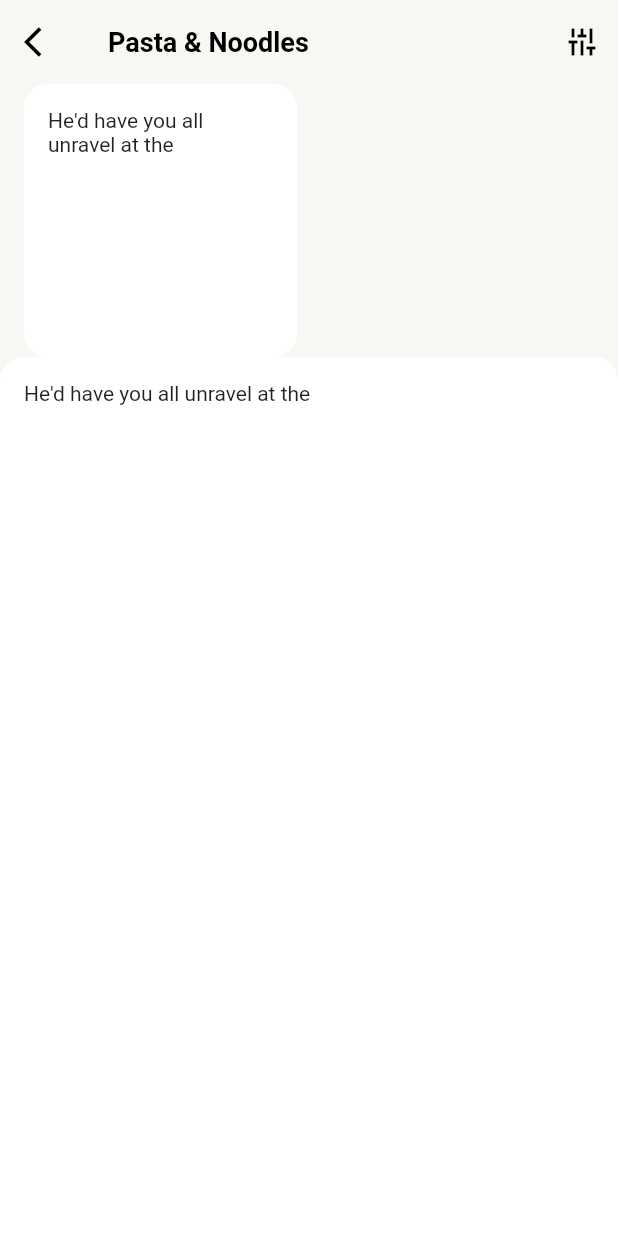
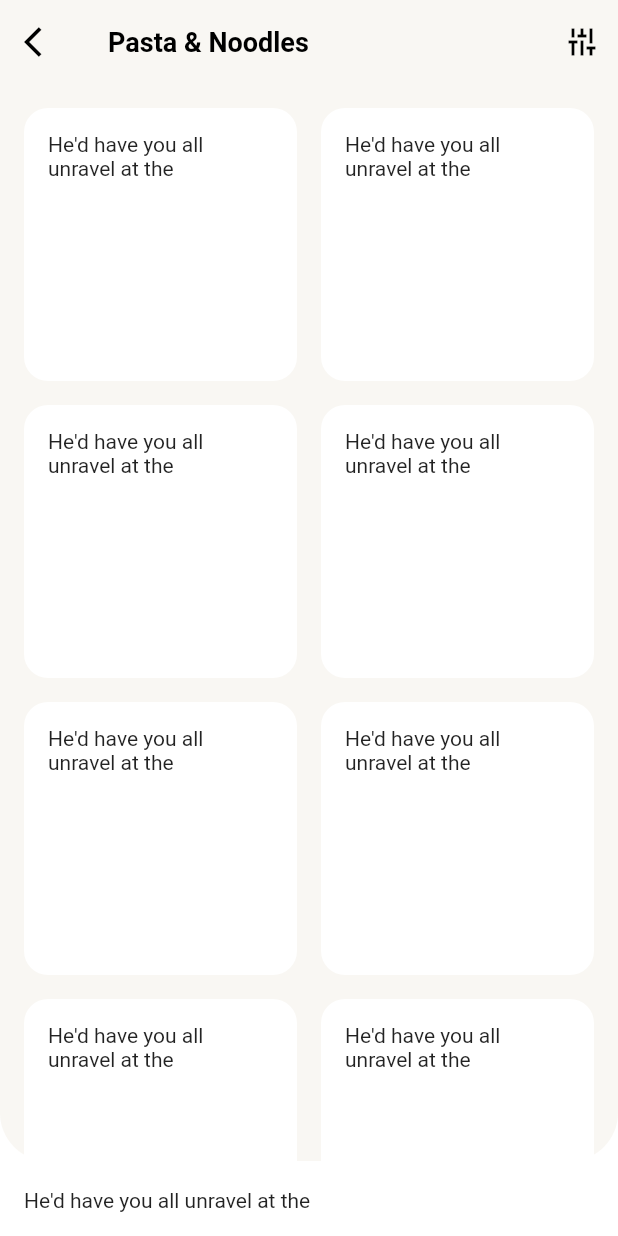
Before and after one commit to kn4rfy/flutter_design_challenge, a Flutter app: the screen it shows after launch, on a phone screen of 412 x 824 dp. Run offline on Flutter 3.47's test engine with Material 2 defaults, Android fonts, the phone set to English and light mode, and no system bars.

```diff
--- a/lib/challenges/cart/cart.dart
+++ b/lib/challenges/cart/cart.dart
@@ -1,5 +1,4 @@
 import 'package:flutter/material.dart';
-import 'package:shimmer/shimmer.dart';
 
 class CartPage extends StatefulWidget {
   CartPage({Key key, this.title}) : super(key: key);
@@ -14,10 +13,15 @@ class CartPageState extends State<CartPage> {
   @override
   Widget build(BuildContext context) {
     return Scaffold(
-      backgroundColor: Color.fromRGBO(249, 247, 243, 1),
+      backgroundColor: Colors.white70,
       body: SafeArea(
+        child: Stack(
+          children: <Widget>[
+            Positioned.fill(
+              child: Padding(
+                padding: EdgeInsets.only(bottom: 50),
+                child: Container(
                   child: CustomScrollView(
-          primary: false,
                     slivers: <Widget>[
                       SliverAppBar(
                         elevation: 0,
@@ -52,9 +56,10 @@ class CartPageState extends State<CartPage> {
                         ],
                       ),
                       SliverPadding(
-                padding: const EdgeInsets.symmetric(horizontal: 16),
+                          padding: const EdgeInsets.all(16),
                           sliver: SliverGrid(
-                  gridDelegate: SliverGridDelegateWithFixedCrossAxisCount(
+                            gridDelegate:
+                                SliverGridDelegateWithFixedCrossAxisCount(
                               crossAxisCount: 2,
                               mainAxisSpacing: 16,
                               crossAxisSpacing: 16,
@@ -68,7 +73,8 @@ class CartPageState extends State<CartPage> {
 //												highlightColor: Colors.black45,
                                   child: Padding(
                                     padding: const EdgeInsets.all(16),
-                          child: Text('He\'d have you all unravel at the'),
+                                    child: Text(
+                                        'He\'d have you all unravel at the'),
                                   ),
 //											),
                                   decoration: BoxDecoration(
@@ -76,22 +82,30 @@ class CartPageState extends State<CartPage> {
                                       borderRadius: BorderRadius.circular(16)),
                                 );
                               },
-                    childCount: 1,
+                              childCount: 20,
                             ),
                           )),
-            SliverFillViewport(
-                delegate: SliverChildBuilderDelegate(
-                    (BuildContext context, int index) {
-              return Container(
+                    ],
+                  ),
+                  decoration: BoxDecoration(
+                      color: Color.fromRGBO(249, 247, 243, 1),
+                      borderRadius:
+                          BorderRadius.vertical(bottom: Radius.circular(32))),
+                ),
+              ),
+            ),
+            Positioned(
+              bottom: 0,
+              left: 0,
+              right: 0,
+              child: Container(
                 child: Padding(
                   padding: const EdgeInsets.all(16),
                   child: Text('He\'d have you all unravel at the'),
                 ),
-                decoration: BoxDecoration(
-                    color: Colors.white,
-                    borderRadius: BorderRadius.circular(16)),
-              );
-            }, childCount: 1))
+                decoration: BoxDecoration(color: Colors.white),
+              ),
+            )
           ],
         ),
       ),
```
Lines whose indentation alone changed are shown as unchanged.
